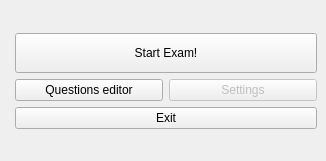
Before: the Qt Designer form hackathon-2023/mainwindow.ui in robilkot/BSUIR-hackathon-2023, drawn with Qt 5.
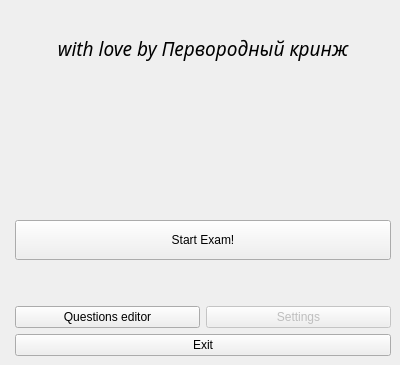
After: the same form once the commit is applied.

The edit to the form file:
```diff
--- a/hackathon-2023/mainwindow.ui
+++ b/hackathon-2023/mainwindow.ui
@@ -9,12 +9,12 @@
    <rect>
     <x>0</x>
     <y>0</y>
-    <width>326</width>
-    <height>161</height>
+    <width>400</width>
+    <height>365</height>
    </rect>
   </property>
   <property name="sizePolicy">
-   <sizepolicy hsizetype="Preferred" vsizetype="Preferred">
+   <sizepolicy hsizetype="Fixed" vsizetype="Fixed">
     <horstretch>0</horstretch>
     <verstretch>0</verstretch>
    </sizepolicy>
@@ -33,50 +33,145 @@
     <property name="formAlignment">
      <set>Qt::AlignCenter</set>
     </property>
-    <item row="11" column="1">
-     <widget class="QPushButton" name="pushButton_4">
-      <property name="text">
-       <string>Exit</string>
+    <item row="7" column="1">
+     <layout class="QVBoxLayout" name="verticalLayout">
+      <property name="sizeConstraint">
+       <enum>QLayout::SetMaximumSize</enum>
       </property>
-     </widget>
-    </item>
-    <item row="10" column="1">
-     <layout class="QGridLayout" name="gridLayout_4">
-      <item row="0" column="0">
-       <widget class="QPushButton" name="pushButton_2">
+      <item>
+       <layout class="QHBoxLayout" name="horizontalLayout">
+        <item>
+         <spacer name="horizontalSpacer">
+          <property name="orientation">
+           <enum>Qt::Horizontal</enum>
+          </property>
+          <property name="sizeHint" stdset="0">
+           <size>
+            <width>40</width>
+            <height>20</height>
+           </size>
+          </property>
+         </spacer>
+        </item>
+        <item>
+         <widget class="QLabel" name="logo">
+          <property name="text">
+           <string/>
+          </property>
+          <property name="alignment">
+           <set>Qt::AlignCenter</set>
+          </property>
+         </widget>
+        </item>
+        <item>
+         <spacer name="horizontalSpacer_2">
+          <property name="orientation">
+           <enum>Qt::Horizontal</enum>
+          </property>
+          <property name="sizeHint" stdset="0">
+           <size>
+            <width>40</width>
+            <height>20</height>
+           </size>
+          </property>
+         </spacer>
+        </item>
+       </layout>
+      </item>
+      <item>
+       <widget class="QLabel" name="label">
+        <property name="font">
+         <font>
+          <family>Product Sans</family>
+          <pointsize>14</pointsize>
+          <italic>true</italic>
+          <bold>false</bold>
+          <strikeout>false</strikeout>
+         </font>
+        </property>
         <property name="text">
-         <string>Questions editor</string>
+         <string>with love by Первородный кринж</string>
         </property>
+        <property name="alignment">
+         <set>Qt::AlignCenter</set>
+        </property>
        </widget>
       </item>
-      <item row="0" column="1">
-       <widget class="QPushButton" name="pushButton_3">
-        <property name="enabled">
-         <bool>false</bool>
+      <item>
+       <spacer name="verticalSpacer_2">
+        <property name="orientation">
+         <enum>Qt::Vertical</enum>
         </property>
-        <property name="styleSheet">
-         <string notr="true"/>
+        <property name="sizeHint" stdset="0">
+         <size>
+          <width>20</width>
+          <height>40</height>
+         </size>
         </property>
+       </spacer>
+      </item>
+      <item>
+       <widget class="QPushButton" name="examButton">
+        <property name="minimumSize">
+         <size>
+          <width>0</width>
+          <height>40</height>
+         </size>
+        </property>
         <property name="text">
-         <string>Settings</string>
+         <string>Start Exam!</string>
+        </property>
+       </widget>
+      </item>
+      <item>
+       <spacer name="verticalSpacer">
+        <property name="orientation">
+         <enum>Qt::Vertical</enum>
+        </property>
+        <property name="sizeType">
+         <enum>QSizePolicy::Fixed</enum>
+        </property>
+        <property name="sizeHint" stdset="0">
+         <size>
+          <width>20</width>
+          <height>40</height>
+         </size>
+        </property>
+       </spacer>
+      </item>
+      <item>
+       <layout class="QGridLayout" name="gridLayout_4">
+        <item row="0" column="1">
+         <widget class="QPushButton" name="settingsButton">
+          <property name="enabled">
+           <bool>false</bool>
+          </property>
+          <property name="styleSheet">
+           <string notr="true"/>
+          </property>
+          <property name="text">
+           <string>Settings</string>
+          </property>
+         </widget>
+        </item>
+        <item row="0" column="0">
+         <widget class="QPushButton" name="editorButton">
+          <property name="text">
+           <string>Questions editor</string>
+          </property>
+         </widget>
+        </item>
+       </layout>
+      </item>
+      <item>
+       <widget class="QPushButton" name="exitButton">
+        <property name="text">
+         <string>Exit</string>
         </property>
        </widget>
       </item>
      </layout>
     </item>
-    <item row="1" column="1">
-     <widget class="QPushButton" name="pushButton">
-      <property name="minimumSize">
-       <size>
-        <width>0</width>
-        <height>40</height>
-       </size>
-      </property>
-      <property name="text">
-       <string>Start Exam!</string>
-      </property>
-     </widget>
-    </item>
    </layout>
   </widget>
  </widget>
```
